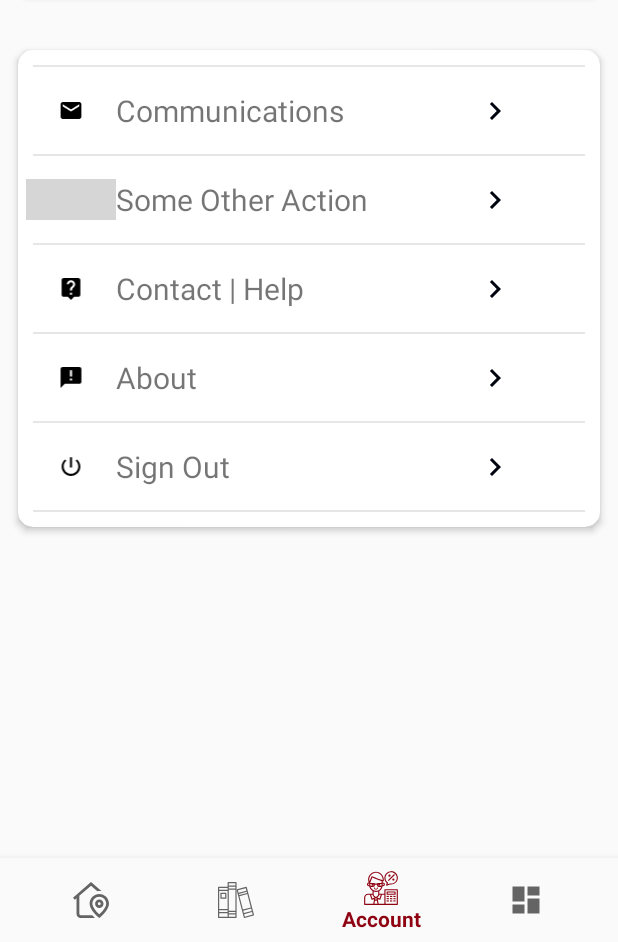
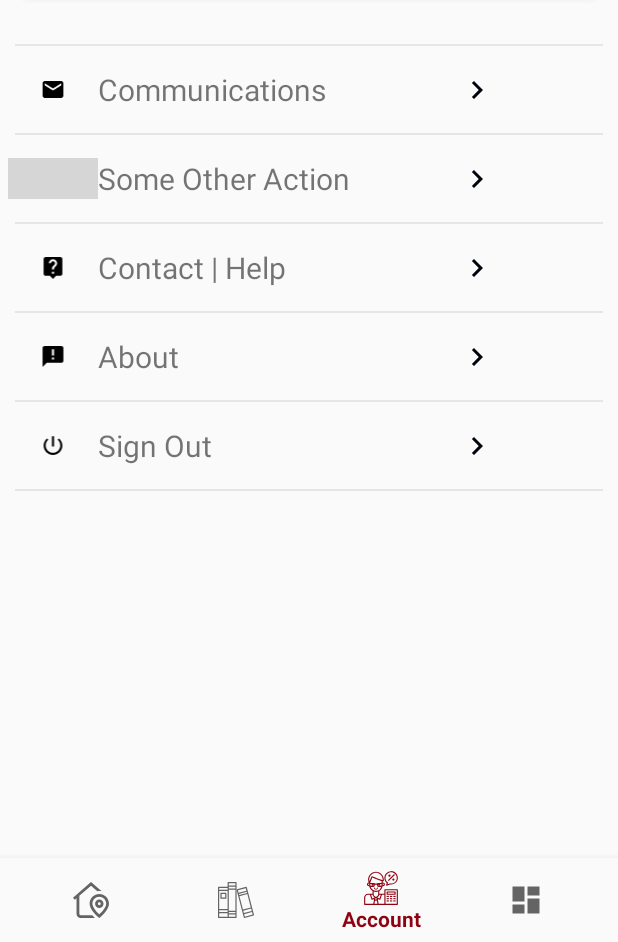
Before and after one commit to Nataanthoni/EzyPaper, an Android app: the AccountFragment screen opened through its navigation route, on a phone screen of 412 x 824 dp, the part 294-1236 px from its top. Run offline under Robolectric (Android 15) with nearby library versions, the light colour scheme and no system bars; our stand-ins replace navigation-ui; grey boxes are pictures that could not be loaded.

Commit message:
Improve account screen

```diff
--- a/app/src/main/res/layout/fragment_account.xml
+++ b/app/src/main/res/layout/fragment_account.xml
@@ -111,8 +111,6 @@
     </LinearLayout>
 
 
-    //Start the contact menu items
-
     <LinearLayout
         android:id="@+id/account_more"
         android:layout_width="match_parent"
@@ -122,17 +120,6 @@
         app:layout_constraintLeft_toLeftOf="parent"
         app:layout_constraintRight_toRightOf="parent"
         app:layout_constraintTop_toBottomOf="@id/profile">
-
-
-        <androidx.cardview.widget.CardView
-            android:layout_width="match_parent"
-            android:layout_height="match_parent"
-            android:layout_margin="6dp"
-            android:layout_marginTop="5dp"
-            app:cardBackgroundColor="@android:color/white"
-            app:cardCornerRadius="10dp"
-            app:cardElevation="3dp"
-            app:cardUseCompatPadding="true">
 
 
         <LinearLayout
@@ -455,7 +442,5 @@
 
         </LinearLayout>
 
-        </androidx.cardview.widget.CardView>
 
-    </LinearLayout>
-</androidx.constraintlayout.widget.ConstraintLayout>
+</LinearLayout></androidx.constraintlayout.widget.ConstraintLayout>
```
Lines whose indentation alone changed are shown as unchanged.
